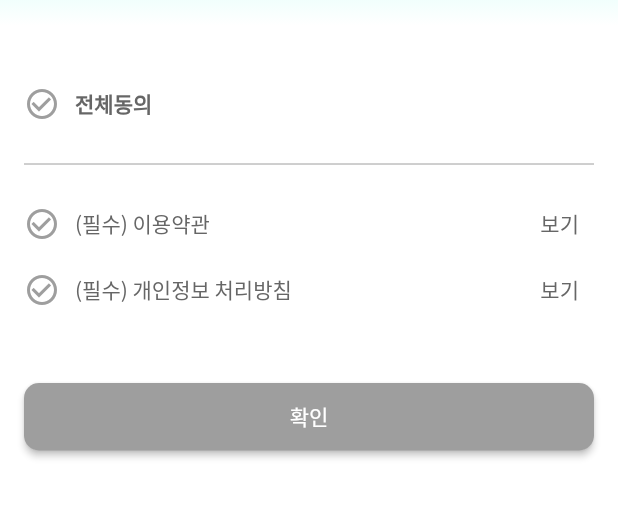
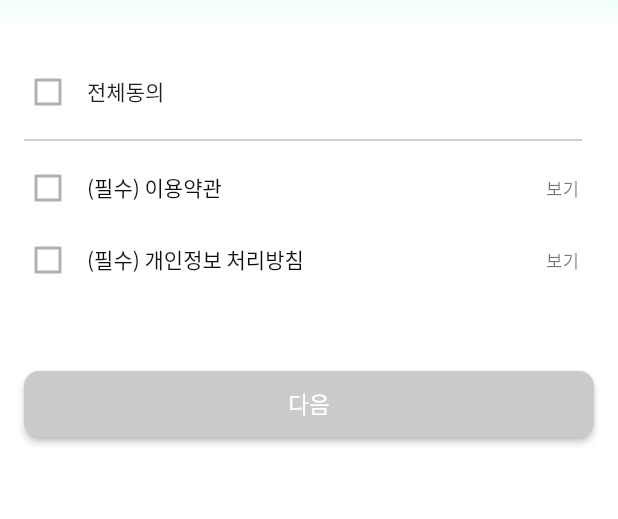
Before and after one commit to Semodrug/semo_ver2, a Flutter app: the PolicyAgreePage screen opened directly, on a phone screen of 412 x 824 dp, the part 58-577 px from its top. Run offline on Flutter 3.47's test engine with Material 2 defaults, Android fonts, the phone set to English and light mode, and no system bars; our stand-ins replace cloud_firestore, firebase_auth, firebase_core, firebase_storage, fl_chart, flutter_datetime_picker and 9 more; missing offline and left inert: app_settings, dynamic_text_highlighting, firebase_ml_vision; accounts and stored records are empty.

Commit message:
[UPDATE] initial UI

```diff
--- a/lib/initial/1_policy_agree.dart
+++ b/lib/initial/1_policy_agree.dart
@@ -6,8 +6,8 @@ import 'package:semo_ver2/models/user.dart';
 
 import 'package:semo_ver2/mypage/6_policy_privacy.dart';
 import 'package:semo_ver2/mypage/5_policy_terms.dart';
-import 'package:semo_ver2/login/register_withEmail.dart';
 import 'package:semo_ver2/services/db.dart';
+import 'package:semo_ver2/theme/colors.dart';
 
 bool _isTermsAgreed = false;
 bool _isPrivacyAgreed = false;
@@ -52,23 +52,20 @@ class _PolicyAgreePageState extends State<PolicyAgreePage> {
       ),
       backgroundColor: Colors.white,
       body: Padding(
-        padding: EdgeInsets.fromLTRB(16, 40, 16, 0),
+        padding: EdgeInsets.fromLTRB(8, 20, 16, 0),
         child: Column(
           children: [
             allCheckbox(),
-            SizedBox(
-              height: 20,
-            ),
             Divider(
               color: Colors.grey,
-            ),
-            SizedBox(
-              height: 20,
+              indent: 8,
+              endIndent: 8,
+              // height: 30,
             ),
             termsCheckbox(),
-            SizedBox(
-              height: 20,
-            ),
+            // SizedBox(
+            //   height: 10,
+            // ),
             privacyCheckbox(),
             SizedBox(
               height: 50,
@@ -83,8 +80,11 @@ class _PolicyAgreePageState extends State<PolicyAgreePage> {
   Widget allCheckbox() {
     return Row(
       children: [
-        GestureDetector(
-          onTap: () {
+        Theme(
+          data: ThemeData(unselectedWidgetColor: gray300_inactivated),
+          child: Checkbox(
+            value: _isTermsAgreed && _isPrivacyAgreed,
+            onChanged: (value) {
               setState(() {
                 if (_isTermsAgreed != _isPrivacyAgreed) {
                   _isTermsAgreed = true;
@@ -95,21 +95,15 @@ class _PolicyAgreePageState extends State<PolicyAgreePage> {
                 }
               });
             },
-          child: Container(
-            child: Icon(
-              Icons.check_circle_outline,
-              color: _isTermsAgreed && _isPrivacyAgreed
-                  ? Colors.teal[400]
-                  : Colors.grey,
-            ),
+            activeColor: primary300_main,
           ),
         ),
         SizedBox(
-          width: 10,
+          width: 2,
         ),
         Text(
           '전체동의',
-          style: TextStyle(fontWeight: FontWeight.bold),
+          style: Theme.of(context).textTheme.subtitle1,
         ),
       ],
     );
@@ -121,29 +115,36 @@ class _PolicyAgreePageState extends State<PolicyAgreePage> {
       children: [
         Row(
           children: [
-            GestureDetector(
-              onTap: () {
+            Theme(
+              data: ThemeData(unselectedWidgetColor: gray300_inactivated),
+              child: Checkbox(
+                onChanged: (bool value) {
                   setState(() {
                     _isTermsAgreed = !_isTermsAgreed;
                   });
                 },
-              child: Container(
-                child: Icon(
-                  Icons.check_circle_outline,
-                  color: _isTermsAgreed ? Colors.teal[400] : Colors.grey,
-                ),
+                value: _isTermsAgreed,
+                activeColor: primary300_main,
               ),
             ),
             SizedBox(
-              width: 10,
+              width: 2,
             ),
-            Text('(필수) 이용약관'),
+            Text('(필수) 이용약관',
+                style: Theme.of(context)
+                    .textTheme
+                    .bodyText2
+                    .copyWith(color: gray900))
           ],
         ),
         Row(
           children: [
             InkWell(
-              child: Center(child: Text('보기')),
+              child: Center(
+                  child: Text(
+                '보기',
+                style: Theme.of(context).textTheme.caption,
+              )),
               onTap: () {
                 Navigator.push(
                   context,
@@ -166,29 +167,36 @@ class _PolicyAgreePageState extends State<PolicyAgreePage> {
       children: [
         Row(
           children: [
-            GestureDetector(
-              onTap: () {
+            Theme(
+              data: ThemeData(unselectedWidgetColor: gray300_inactivated),
+              child: Checkbox(
+                onChanged: (bool value) {
                   setState(() {
                     _isPrivacyAgreed = !_isPrivacyAgreed;
                   });
                 },
-              child: Container(
-                child: Icon(
-                  Icons.check_circle_outline,
-                  color: _isPrivacyAgreed ? Colors.teal[400] : Colors.grey,
-                ),
+                value: _isPrivacyAgreed,
+                activeColor: primary300_main,
               ),
             ),
             SizedBox(
-              width: 10,
+              width: 2,
             ),
-            Text('(필수) 개인정보 처리방침'),
+            Text('(필수) 개인정보 처리방침',
+                style: Theme.of(context)
+                    .textTheme
+                    .bodyText2
+                    .copyWith(color: gray900)),
           ],
         ),
         Row(
           children: [
             InkWell(
-              child: Center(child: Text('보기')),
+              child: Center(
+                  child: Text(
+                '보기',
+                style: Theme.of(context).textTheme.caption,
+              )),
               onTap: () {
                 Navigator.push(
                   context,
@@ -209,20 +217,25 @@ class _PolicyAgreePageState extends State<PolicyAgreePage> {
     return Container(
       alignment: Alignment.center,
       child: SizedBox(
-        width: 400.0,
-        height: 45.0,
+        width: MediaQuery.of(context).size.width,
+        height: 44.0,
         //padding: const EdgeInsets.symmetric(vertical: 16.0),
         //alignment: Alignment.center,
+        child: Padding(
+          padding: const EdgeInsets.fromLTRB(8, 0, 0, 0),
           child: RaisedButton(
             child: Text(
-            '확인',
-            style: TextStyle(color: Colors.white),
+              '다음',
+              style: Theme.of(context)
+                  .textTheme
+                  .headline5
+                  .copyWith(color: gray0_white, fontSize: 15),
             ),
             color: _isTermsAgreed && _isPrivacyAgreed
-              ? Colors.teal[400]
-              : Colors.grey,
-          shape:
-              RoundedRectangleBorder(borderRadius: BorderRadius.circular(10.0)),
+                ? gradient_button_long_end
+                : gray200,
+            shape: RoundedRectangleBorder(
+                borderRadius: BorderRadius.circular(10.0)),
             onPressed: () async {
               if (_isTermsAgreed && _isPrivacyAgreed) {
                 // 이용약관 동의 날짜 저장
@@ -237,6 +250,7 @@ class _PolicyAgreePageState extends State<PolicyAgreePage> {
             },
           ),
         ),
+      ),
     );
   }
 }
```
Also changed, not shown: lib/initial/2_get_privacy.dart (+39 -82 lines). Lines whose indentation alone changed are shown as unchanged.
